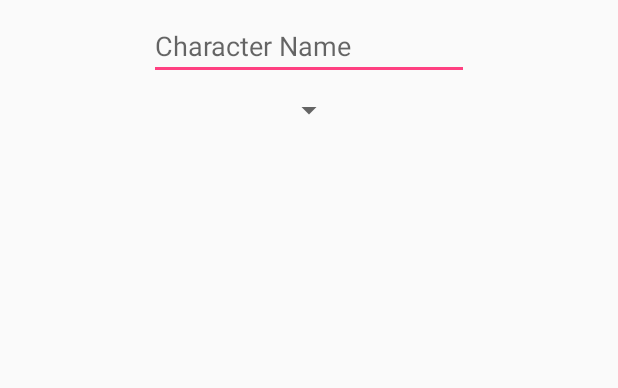
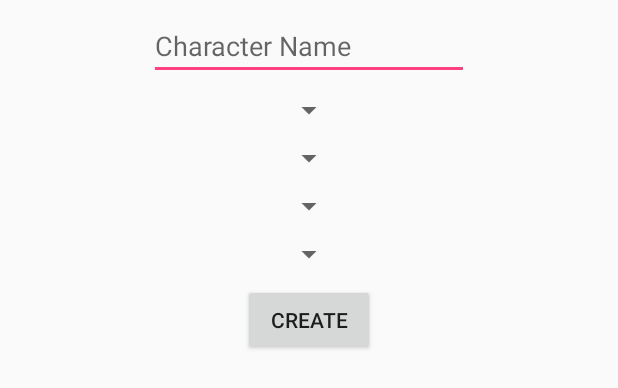
Before and after one commit to Jackbui96/mCS157A, an Android app: the layout activity_create_character.xml on its own in the app's theme, with its tools: preview values and no code run, on a phone screen of 412 x 824 dp. Shown: the top 388 px of the screen. Run offline under Robolectric (Android 15) with nearby library versions, the light colour scheme and no system bars; network calls fail.

Commit message:
Create new character done

```diff
--- a/app/src/main/java/com/apackage/nguyen/cs157a/Constant/Constant.java
+++ b/app/src/main/java/com/apackage/nguyen/cs157a/Constant/Constant.java
@@ -10,5 +10,7 @@ public class Constant {
     public static final String URL_REGISTER = "https://nguyenhkbui.000webhostapp.com/Register.php";
     public static final String URL_GETCHARACTER = "https://nguyenhkbui.000webhostapp.com/GetCharacter.php";
     public static final String URL_GETCLASSES = "https://nguyenhkbui.000webhostapp.com/GetClasses.php";
+    public static final String URL_GETEQUIPMENT = "https://nguyenhkbui.000webhostapp.com/GetEquipments.php";
+    public static final String URL_CREATENEWCHAR = "https://nguyenhkbui.000webhostapp.com/CreateNewChar.php";
 
 }
--- a/app/src/main/res/layout/activity_create_character.xml
+++ b/app/src/main/res/layout/activity_create_character.xml
@@ -5,6 +5,39 @@
     android:layout_width="match_parent"
     android:layout_height="match_parent"
     tools:context="com.apackage.nguyen.cs157a.Activities.CreateCharacter">
+
+    <Spinner
+        android:id="@+id/spinnerAccessories"
+        android:layout_width="wrap_content"
+        android:layout_height="wrap_content"
+        android:layout_marginEnd="8dp"
+        android:layout_marginStart="8dp"
+        android:layout_marginTop="8dp"
+        app:layout_constraintEnd_toEndOf="parent"
+        app:layout_constraintStart_toStartOf="parent"
+        app:layout_constraintTop_toBottomOf="@+id/spinnerArmors" />
+
+    <Spinner
+        android:id="@+id/spinnerArmors"
+        android:layout_width="wrap_content"
+        android:layout_height="wrap_content"
+        android:layout_marginEnd="8dp"
+        android:layout_marginStart="8dp"
+        android:layout_marginTop="8dp"
+        app:layout_constraintEnd_toEndOf="parent"
+        app:layout_constraintStart_toStartOf="parent"
+        app:layout_constraintTop_toBottomOf="@+id/spinnerWeapons" />
+
+    <Spinner
+        android:id="@+id/spinnerWeapons"
+        android:layout_width="wrap_content"
+        android:layout_height="wrap_content"
+        android:layout_marginEnd="8dp"
+        android:layout_marginStart="8dp"
+        android:layout_marginTop="8dp"
+        app:layout_constraintEnd_toEndOf="parent"
+        app:layout_constraintStart_toStartOf="parent"
+        app:layout_constraintTop_toBottomOf="@+id/spinnerClasses" />
 
     <EditText
         android:id="@+id/etCharacterName"
@@ -30,4 +63,16 @@
         app:layout_constraintEnd_toEndOf="parent"
         app:layout_constraintStart_toStartOf="parent"
         app:layout_constraintTop_toBottomOf="@+id/etCharacterName" />
+
+    <Button
+        android:id="@+id/bCreate"
+        android:layout_width="wrap_content"
+        android:layout_height="wrap_content"
+        android:layout_marginEnd="8dp"
+        android:layout_marginStart="8dp"
+        android:layout_marginTop="8dp"
+        android:text="Create"
+        app:layout_constraintEnd_toEndOf="parent"
+        app:layout_constraintStart_toStartOf="parent"
+        app:layout_constraintTop_toBottomOf="@+id/spinnerAccessories" />
 </android.support.constraint.ConstraintLayout>
```
Also changed, not shown: app/src/main/java/com/apackage/nguyen/cs157a/Activities/CreateCharacter.java (+384 -11 lines), app/src/main/java/com/apackage/nguyen/cs157a/Activities/UserScreen.java (+21 -1 lines).
